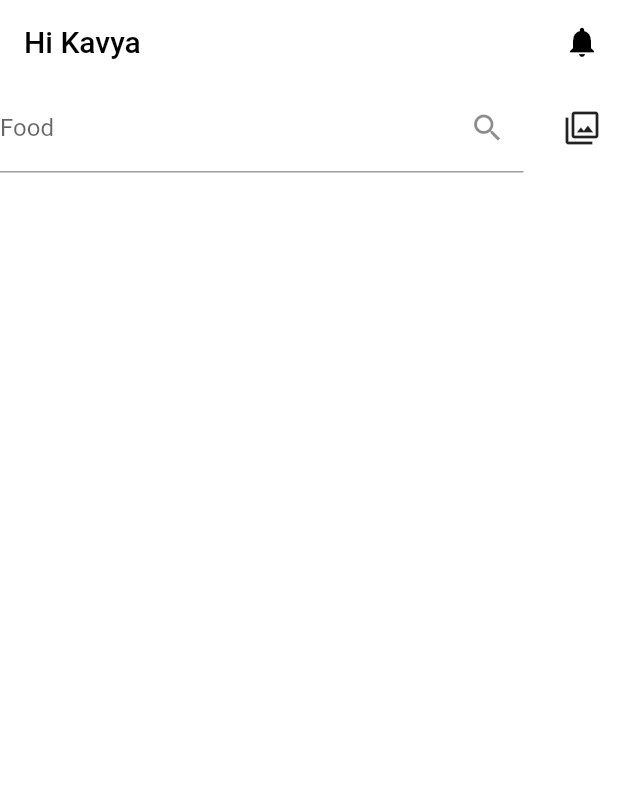
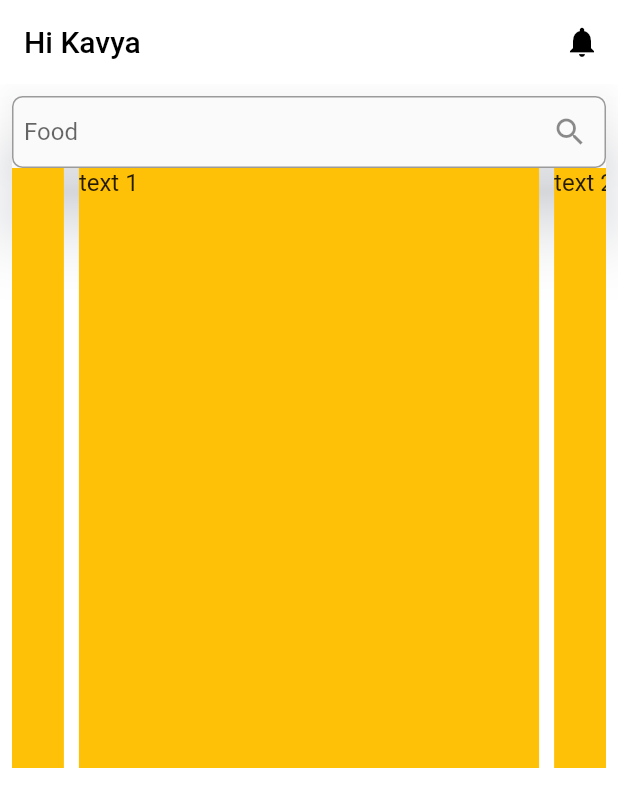
Before and after one commit to KavyaTB/onDemandService, a Flutter app: the screen it shows after launch, on a phone screen of 412 x 824 dp. Shown: the top 807 px of the screen. Run offline on Flutter 3.47's test engine with Material 2 defaults, Android fonts, the phone set to English and light mode, and no system bars; drawn by our look-alikes of carousel_slider.

Commit message:
Added carousel and shadow

```diff
--- a/lib/constants.dart
+++ b/lib/constants.dart
@@ -0,0 +1,3 @@
+import 'package:flutter/material.dart';
+
+const whiteColor = Color(0xFFCED4E2);
--- a/lib/screens/homescreen.dart
+++ b/lib/screens/homescreen.dart
@@ -1,4 +1,6 @@
 import 'package:flutter/material.dart';
+import 'package:flutter_application_2/constants.dart';
+import 'package:carousel_slider/carousel_slider.dart';
 
 class Homescreen extends StatelessWidget {
   const Homescreen({Key? key}) : super(key: key);
@@ -20,27 +22,44 @@ class Homescreen extends StatelessWidget {
               icon: const Icon(
                 Icons.notifications,
                 color: Colors.black,
-              ))
+              )),
         ],
       ),
-      body: Column(
+      body: Padding(
+        padding: const EdgeInsets.all(8.0),
+        child: Column(
           children: [
-          Row(
-            mainAxisSize: MainAxisSize.max,
-            children: [
-
-              Expanded(
+            Material(
+              elevation: 20.0,
+              shadowColor: whiteColor,
               child: TextFormField(
-                  decoration:
-                      const InputDecoration(label: Text('Food'),
+                decoration: const InputDecoration(
+                    contentPadding: const EdgeInsets.all(8.0),
+                    border: OutlineInputBorder(
+                        borderRadius: BorderRadius.all(Radius.circular(7.0))),
+                    label: Text('Food'),
                     suffixIcon: Icon(Icons.search)),
               ),
             ),
-              SizedBox(width: 15,),
-              IconButton(onPressed: (){}, icon:const Icon(Icons.filter))
-            ],
+            CarouselSlider(
+              options: CarouselOptions(height: 400.0),
+              items: [1, 2, 3, 4, 5].map((i) {
+                return Builder(
+                  builder: (BuildContext context) {
+                    return Container(
+                        width: MediaQuery.of(context).size.width,
+                        margin: EdgeInsets.symmetric(horizontal: 5.0),
+                        decoration: BoxDecoration(color: Colors.amber),
+                        child: Text(
+                          'text $i',
+                          style: TextStyle(fontSize: 16.0),
+                        ));
+                  },
+                );
+              }).toList(),
             )
           ],
+        ),
       ),
     );
   }
--- /dev/null
+++ b/lib/screens/launchscreen.dart
@@ -0,0 +1,10 @@
+import 'package:flutter/material.dart';
+
+class LaunchScreen extends StatelessWidget {
+  const LaunchScreen({Key? key}) : super(key: key);
+
+  @override
+  Widget build(BuildContext context) {
+    return Container();
+  }
+}
--- a/pubspec.yaml
+++ b/pubspec.yaml
@@ -3,7 +3,7 @@ description: A new Flutter project.
 
 # The following line prevents the package from being accidentally published to
 # pub.dev using `flutter pub publish`. This is preferred for private packages.
-publish_to: 'none' # Remove this line if you wish to publish to pub.dev
+publish_to: "none" # Remove this line if you wish to publish to pub.dev
 
 # The following defines the version and build number for your application.
 # A version number is three numbers separated by dots, like 1.2.43
@@ -30,10 +30,10 @@ dependencies:
   flutter:
     sdk: flutter
 
-
   # The following adds the Cupertino Icons font to your application.
   # Use with the CupertinoIcons class for iOS style icons.
   cupertino_icons: ^1.0.2
+  carousel_slider: ^4.0.0
 
 dev_dependencies:
   flutter_test:
@@ -51,7 +51,6 @@ dev_dependencies:
 
 # The following section is specific to Flutter.
 flutter:
-
   # The following line ensures that the Material Icons font is
   # included with your application, so that you can use the icons in
   # the material Icons class.
```
Also changed, not shown: pubspec.lock. Lines whose indentation alone changed are shown as unchanged.
